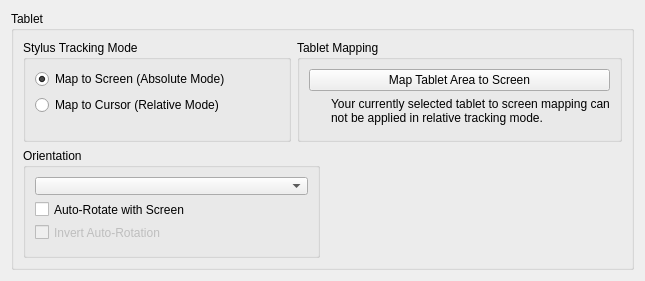
This is src/kcmodule/tabletpagewidget.ui in KDE/wacomtablet as Qt 5 draws it before an edit. The edited form follows.
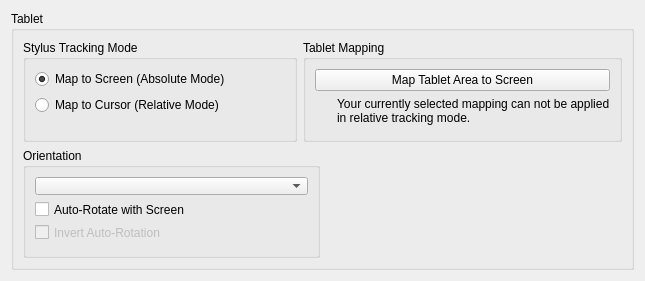
This is the edited form. Icons and pictures are not drawn. Custom widgets are drawn as their Qt base class.

Commit message:
Fixed touch mapping warnings.
When using a touch device mapping which is only available in absolute
mode, a warning is now displayed. However this should be fixed
properly by disabling the controls. A warning is displayed for now as
it would take too many changes this close to release to fix it properly.
Also I'm not sure if this is a bug in the wacom driver.

```diff
--- a/src/kcmodule/tabletpagewidget.ui
+++ b/src/kcmodule/tabletpagewidget.ui
@@ -139,7 +139,7 @@
              <item>
               <widget class="QLabel" name="trackingWarningLabel">
                <property name="text">
-                <string>Your currently selected tablet to screen mapping can not be applied in relative tracking mode.</string>
+                <string>Your currently selected mapping can not be applied in relative tracking mode.</string>
                </property>
                <property name="wordWrap">
                 <bool>true</bool>
```
The commit also changes 11 other files.
